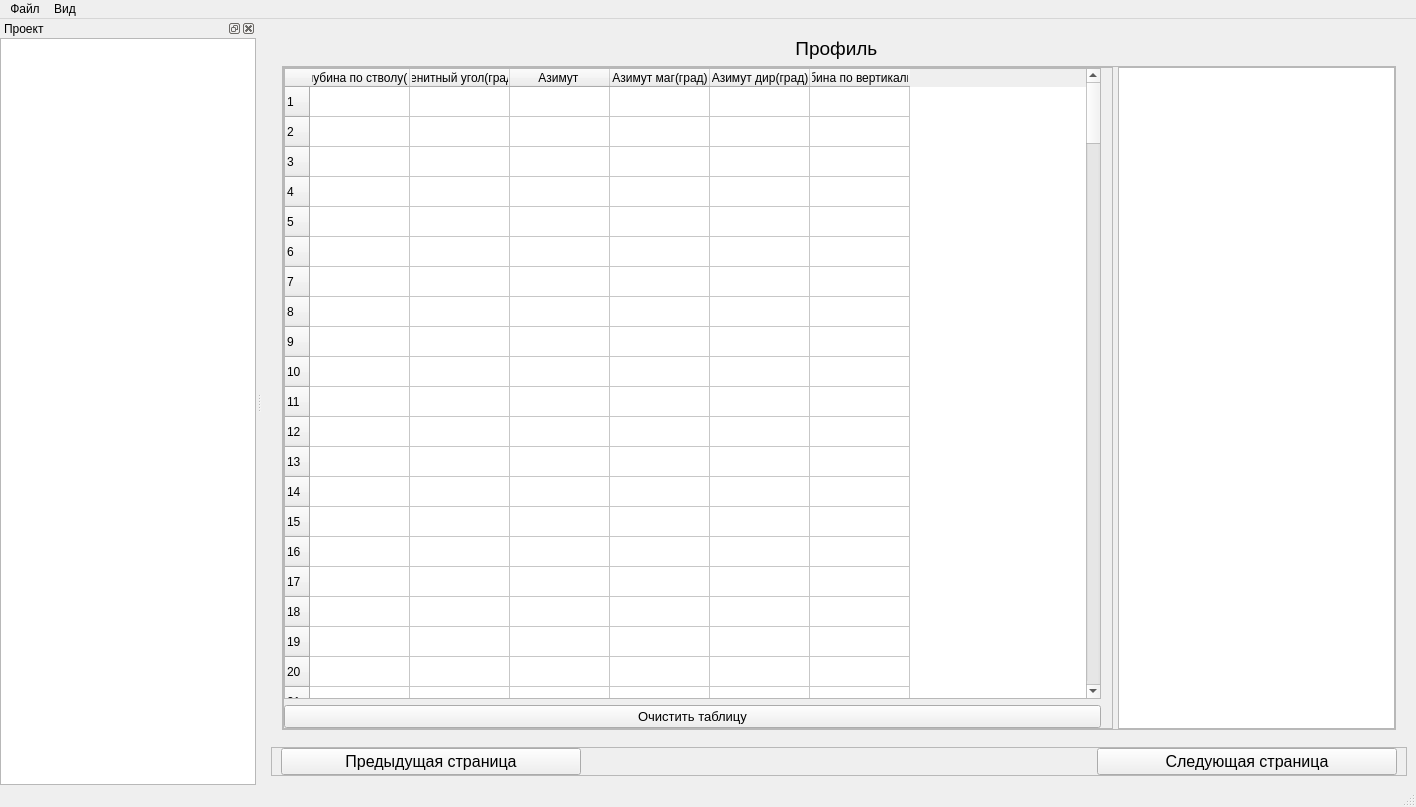
chevashetz/app, file app.ui: the form before one commit.
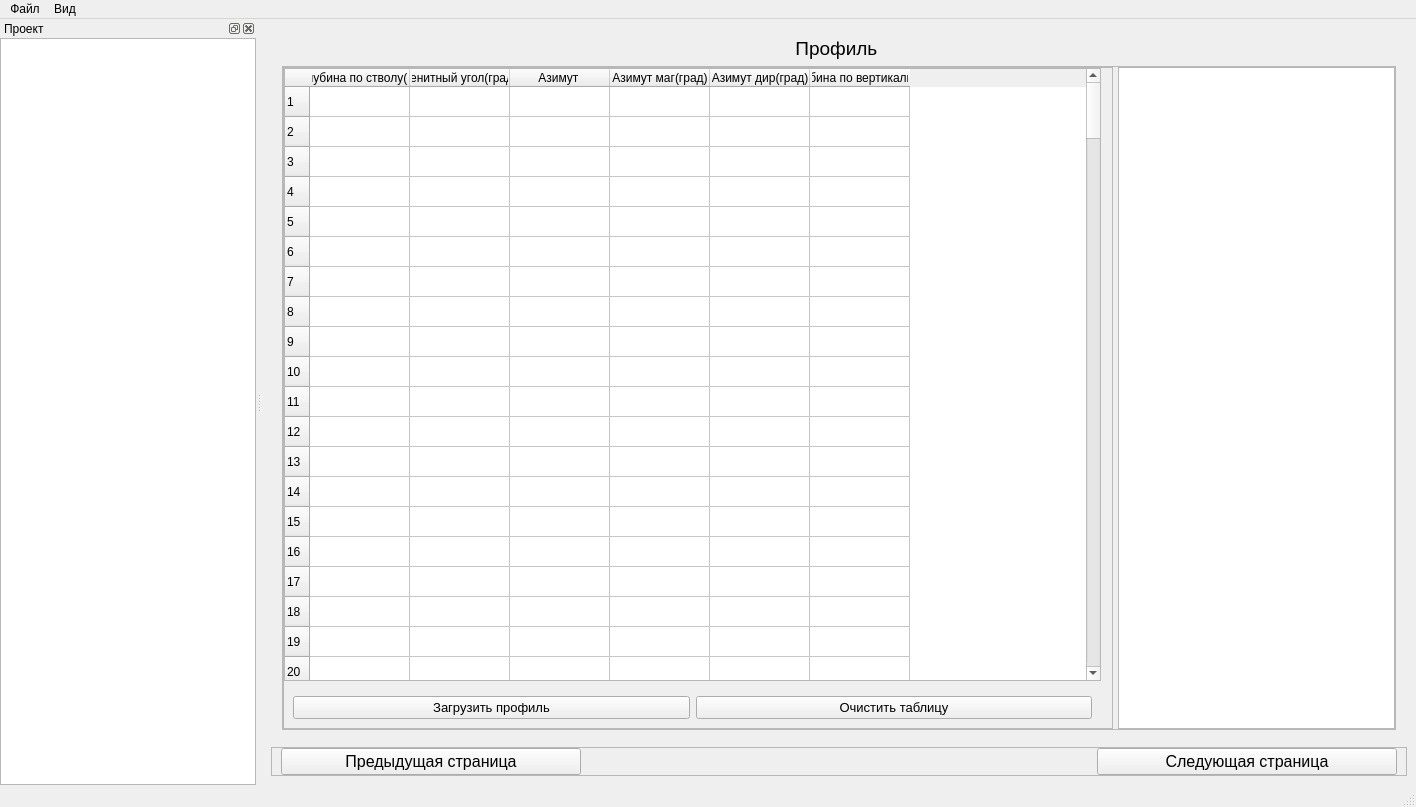
The form after the commit.

Patch:
```diff
--- a/app.ui
+++ b/app.ui
@@ -404,6 +404,21 @@
                </widget>
               </item>
               <item>
+               <widget class="QFrame" name="horizontalFrame">
+                <layout class="QHBoxLayout" name="horizontalLayout_7">
+                 <item>
+                  <widget class="QPushButton" name="pushButton_load_profile">
+                   <property name="font">
+                    <font>
+                     <pointsize>10</pointsize>
+                    </font>
+                   </property>
+                   <property name="text">
+                    <string>Загрузить профиль</string>
+                   </property>
+                  </widget>
+                 </item>
+                 <item>
                <widget class="QPushButton" name="pushButton_clear_table">
                 <property name="font">
                  <font>
@@ -413,6 +428,9 @@
                 <property name="text">
                  <string>Очистить таблицу</string>
                 </property>
+                  </widget>
+                 </item>
+                </layout>
                </widget>
               </item>
              </layout>
```
Lines whose indentation alone changed are shown as unchanged.
